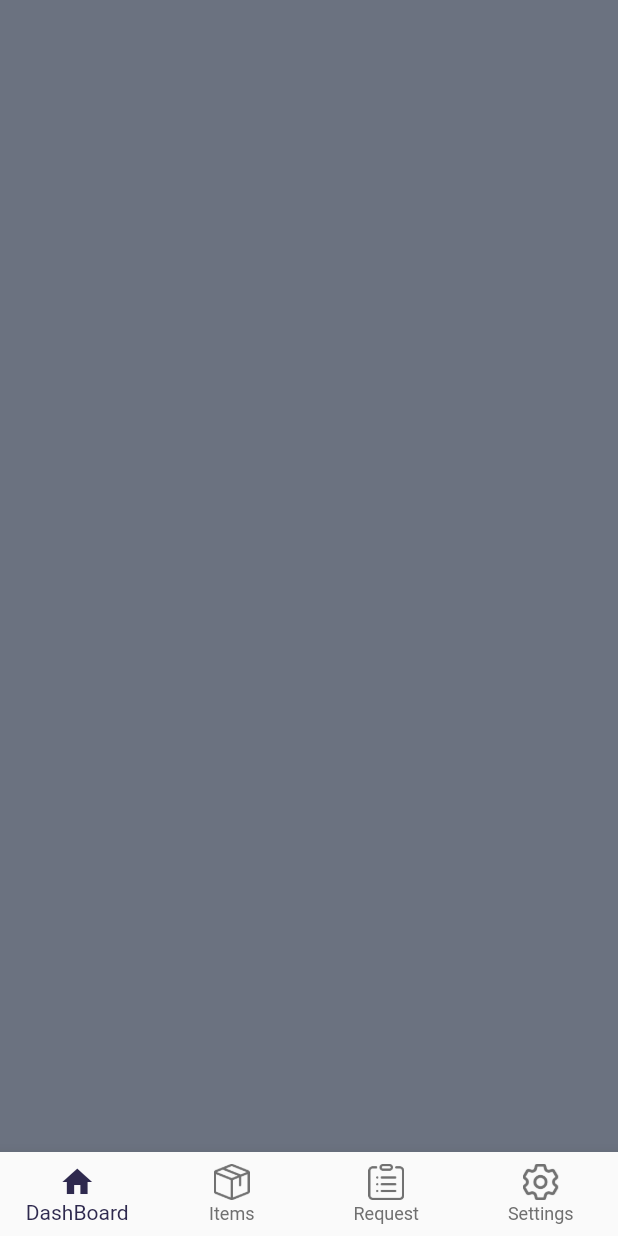
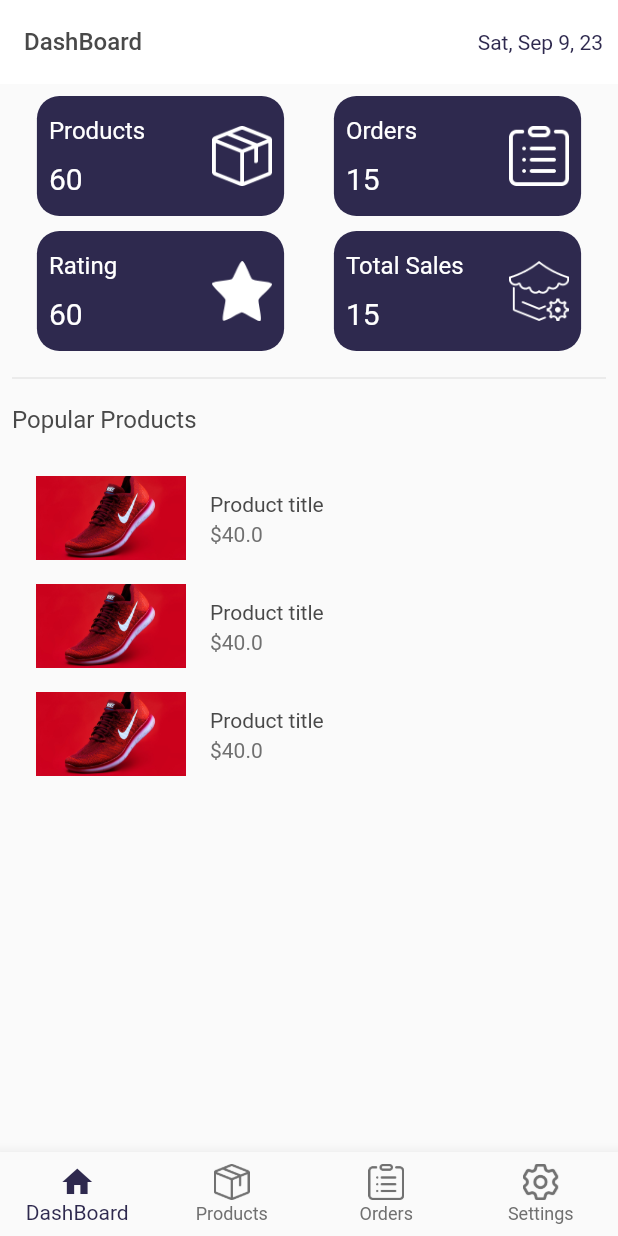
Before and after one commit to muhammadmurtaza9999/Giveaway-Stuff-Giver-v0.1, a Flutter app: the screen it shows after launch, after a tap on "Login", on a phone screen of 412 x 824 dp. Run offline on Flutter 3.47's test engine with Material 2 defaults, Android fonts, the phone set to English and light mode, and no system bars; our stand-ins replace firebase_core, get, velocity_x; accounts and stored records are empty.

Commit message:
21 update

```diff
--- a/lib/const/strings.dart
+++ b/lib/const/strings.dart
@@ -8,7 +8,12 @@ const appname = "Giveaway Stuff Giver",
     emailHint = "eg. vender@gasgiver.com",
     passwordHint = " * * * * * * * ",
     dashBoard = "DashBoard",
-    orders = "Request",
-    products = "Items",
+rating = "Rating",
+unpaid = "Unpaid",
+totalSales = "Total Sales",
+popular = "Popular Products",
+    orders = "Orders",
+loginTo = "Login to your account",
+    products = "Products",
     settings = "Settings",
     credit = "@UMTians";
--- a/lib/views/auth_screen/login_screen.dart
+++ b/lib/views/auth_screen/login_screen.dart
@@ -11,6 +11,7 @@ class LoginScreen extends StatelessWidget {
   @override
   Widget build(BuildContext context) {
     return Scaffold(
+      resizeToAvoidBottomInset: false,
       backgroundColor: purpleColor,
       body: SafeArea(
         child: Padding(
@@ -32,11 +33,15 @@ class LoginScreen extends StatelessWidget {
                   boldText(text: appname, size: 20.0),
                 ],
               ),
-              60.heightBox,
+              40.heightBox,
+              normalText(text: loginTo, size: 18.0, color: lightGrey),
+              10.heightBox,
               Column(
                 children: [
                   TextFormField(
                     decoration: const InputDecoration(
+                      fillColor: textfieldGrey,
+                      filled: true,
                       prefixIcon: Icon(Icons.email, color: purpleColor,),
                       border: InputBorder.none,
                       hintText: emailHint,
@@ -45,6 +50,8 @@ class LoginScreen extends StatelessWidget {
                   10.heightBox,
                   TextFormField(
                     decoration: const InputDecoration(
+                      fillColor: textfieldGrey,
+                      filled: true,
                         prefixIcon: Icon(Icons.lock, color: purpleColor,),
                         border: InputBorder.none,
                         hintText: passwordHint,
--- a/lib/views/home_screen/home.dart
+++ b/lib/views/home_screen/home.dart
@@ -1,9 +1,9 @@
 import 'package:gas_giver/const/const.dart';
 import 'package:gas_giver/controllers/home_controller.dart';
 import 'package:gas_giver/views/home_screen/home_screen.dart';
-import 'package:gas_giver/views/items_screen/items_screen.dart';
+import 'package:gas_giver/views/products_screen/products_screen.dart';
 import 'package:gas_giver/views/profile_screen/profile_screen.dart';
-import 'package:gas_giver/views/request_screen/request_screen.dart';
+import 'package:gas_giver/views/orders_screen/orders_screen.dart';
 import 'package:get/get.dart';
 
 class Home extends StatelessWidget {
@@ -14,7 +14,7 @@ class Home extends StatelessWidget {
     var controller = Get.put(HomeController());
 
     var navScreens = [
-      const HomeScreen(), const ItemsScreen(), const RequestScreen(), const ProfileScreen()
+      const HomeScreen(), const ProductsScreen(), const OrdersScreen(), const ProfileScreen()
     ];
 
     var bottomNavbar = [
--- a/lib/views/home_screen/home_screen.dart
+++ b/lib/views/home_screen/home_screen.dart
@@ -1,12 +1,56 @@
 import 'package:gas_giver/const/const.dart';
+import 'package:gas_giver/views/widgets/dashboard_button.dart';
+import 'package:gas_giver/views/widgets/text_style.dart';
+import 'package:intl/intl.dart' as intl;
 
+import '../widgets/appbar_widget.dart';
 class HomeScreen extends StatelessWidget {
   const HomeScreen({super.key});
 
   @override
   Widget build(BuildContext context) {
-    return Container(
-      color: Vx.randomColor,
+    return Scaffold(
+    appBar: appBarWidget(dashBoard),
+    body: Padding(
+      padding: const EdgeInsets.all(8.0),
+      child: Column(
+        crossAxisAlignment: CrossAxisAlignment.start,
+        children: [
+          Row(
+            mainAxisAlignment: MainAxisAlignment.spaceAround,
+            children: [
+              dashboardButton(context, title: products, count: "60", icon: icProducts),
+              dashboardButton(context, title: orders, count: "15", icon: icOrders),
+            ],
+          ),
+          10.heightBox,
+          Row(
+            mainAxisAlignment: MainAxisAlignment.spaceAround,
+            children: [
+              dashboardButton(context, title: rating, count: "60", icon: icStar),
+              dashboardButton(context, title: totalSales, count: "15", icon: icShopSettings),
+            ],
+          ),
+          10.heightBox,
+          const Divider(),
+          10.heightBox,
+          boldText(text: popular, color: fontGrey, size: 16.0),
+          20.heightBox,
+          ListView(
+            physics: const BouncingScrollPhysics(),
+            shrinkWrap: true,
+            children: List.generate(
+              3, (index) => ListTile(
+              onTap: () {},
+              leading: Image.asset(imgProduct, width: 100, height: 100, fit: BoxFit.cover),
+              title: boldText(text: "Product title", color: fontGrey),
+              subtitle: normalText(text: "\$40.0", color: darkGrey),
+            ),
+            ),
+          ),
+        ],
+      ),
+      ),
     );
   }
 }
--- /dev/null
+++ b/lib/views/widgets/appbar_widget.dart
@@ -0,0 +1,16 @@
+import 'package:gas_giver/const/const.dart';
+import 'package:intl/intl.dart' as intl;
+import 'text_style.dart';
+
+AppBar appBarWidget(title) {
+  return AppBar(
+    backgroundColor: white,
+  automaticallyImplyLeading: false,
+  title: boldText(text: title, color: fontGrey, size: 16.0),
+  actions: [
+  Center(
+  child: normalText(text: intl.DateFormat('EEE, MMM d, ' 'yy').format(DateTime.now()), color: purpleColor)),
+  10.widthBox
+  ],
+  );
+}
--- /dev/null
+++ b/lib/views/widgets/dashboard_button.dart
@@ -0,0 +1,21 @@
+import 'package:gas_giver/const/const.dart';
+import 'package:gas_giver/views/widgets/text_style.dart';
+
+Widget dashboardButton(context, {title,count, icon}){
+  var size = MediaQuery.of(context).size;
+  return Row(
+    children: [
+      Expanded(
+        child: Column(
+          crossAxisAlignment: CrossAxisAlignment.start,
+          mainAxisAlignment: MainAxisAlignment.spaceAround,
+          children: [
+            boldText(text: title, size: 16.0),
+            boldText(text: count, size: 20.0)
+          ],
+        ),
+      ),
+      Image.asset(icon, width: 40, color: white),
+    ],
+  ).box.color(purpleColor).rounded.size(size.width * 0.4, 80).padding(const EdgeInsets.all(8)).make();
+}
```
Also changed, not shown: lib/views/items_screen/items_screen.dart (deleted, +0 -12 lines), lib/views/orders_screen/orders_screen.dart (added, +56 -0 lines), lib/views/products_screen/products_screen.dart (added, +36 -0 lines), lib/views/request_screen/request_screen.dart (deleted, +0 -12 lines).
